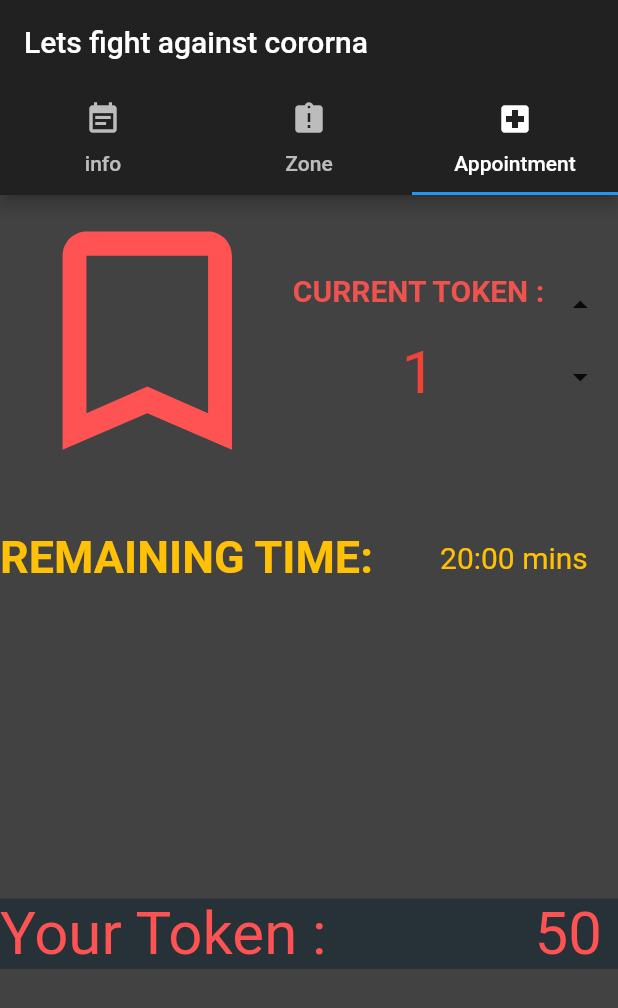
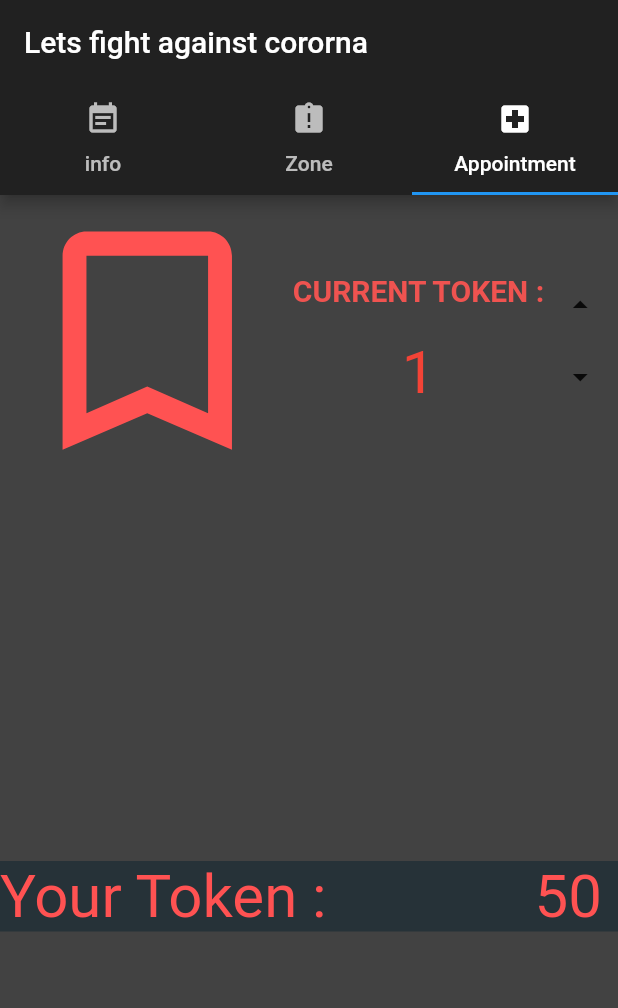
Before and after one commit to tarangleo/Eyantra-Hackathon, a Flutter app: the screen it shows after launch, tab 3 chosen, on a phone screen of 412 x 824 dp. Shown: the top 1008 px of the screen. Run offline on Flutter 3.47's test engine with Material 2 defaults, Android fonts, the phone set to English and light mode, and no system bars; our stand-ins replace google_maps_flutter, location.

Commit message:
Update Appointment.dart

```diff
--- a/lib/Appointment.dart
+++ b/lib/Appointment.dart
@@ -68,28 +68,8 @@ class _AppoinmentState extends State<Appoinment> {
 
           ],
         ),
-        SizedBox(height:30),
+        SizedBox(height:40),
 
-          Row(
-            children: <Widget>[
-              Text(
-                'REMAINING TIME:      ',
-                style: TextStyle(
-                    fontSize: 30,
-                    fontWeight: FontWeight.bold,
-                    color: Colors.amber
-                ),
-              ),
-              Text(
-                '20:00 mins',
-                 style: TextStyle(
-                  fontSize: 20,
-                   color: Colors.amber
-                 ),
-              ),
-
-            ],
-          ),
 
         SizedBox(height:210),
         Container(
```
